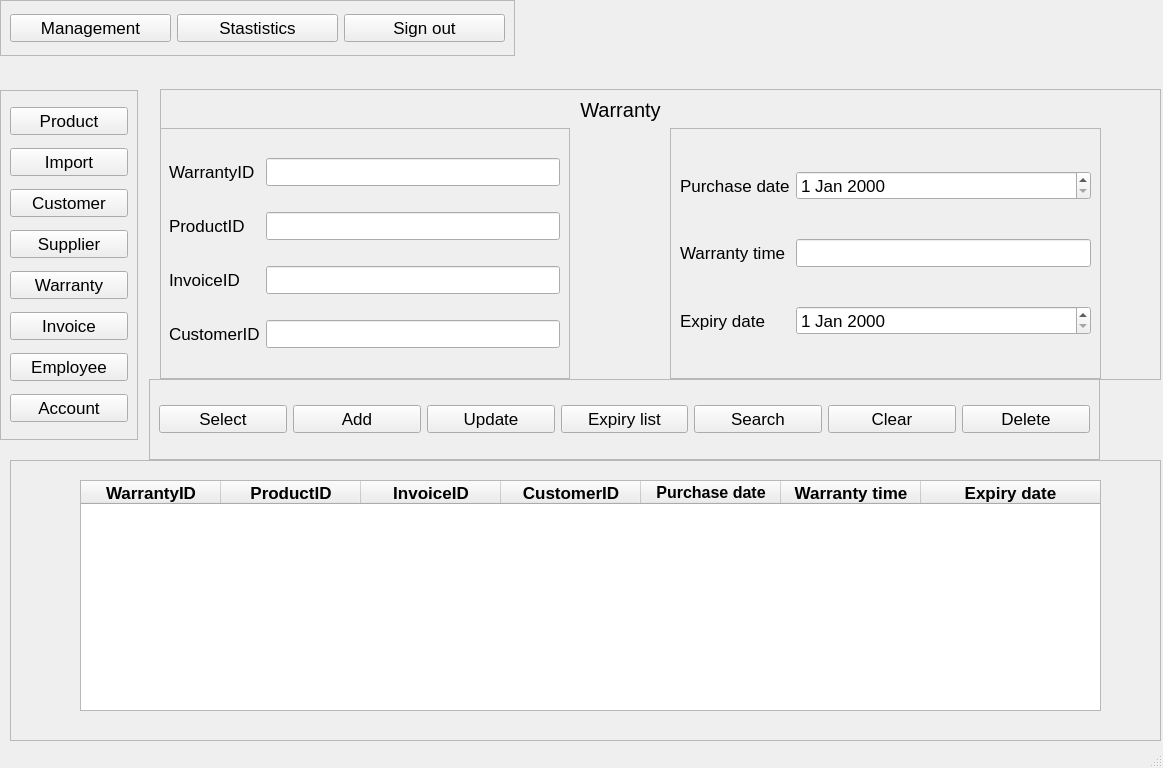
Qt form src/View/VIewUI/WarrantyAdmin.ui (Hai1205/ComputerStore-Python-) before a commit.
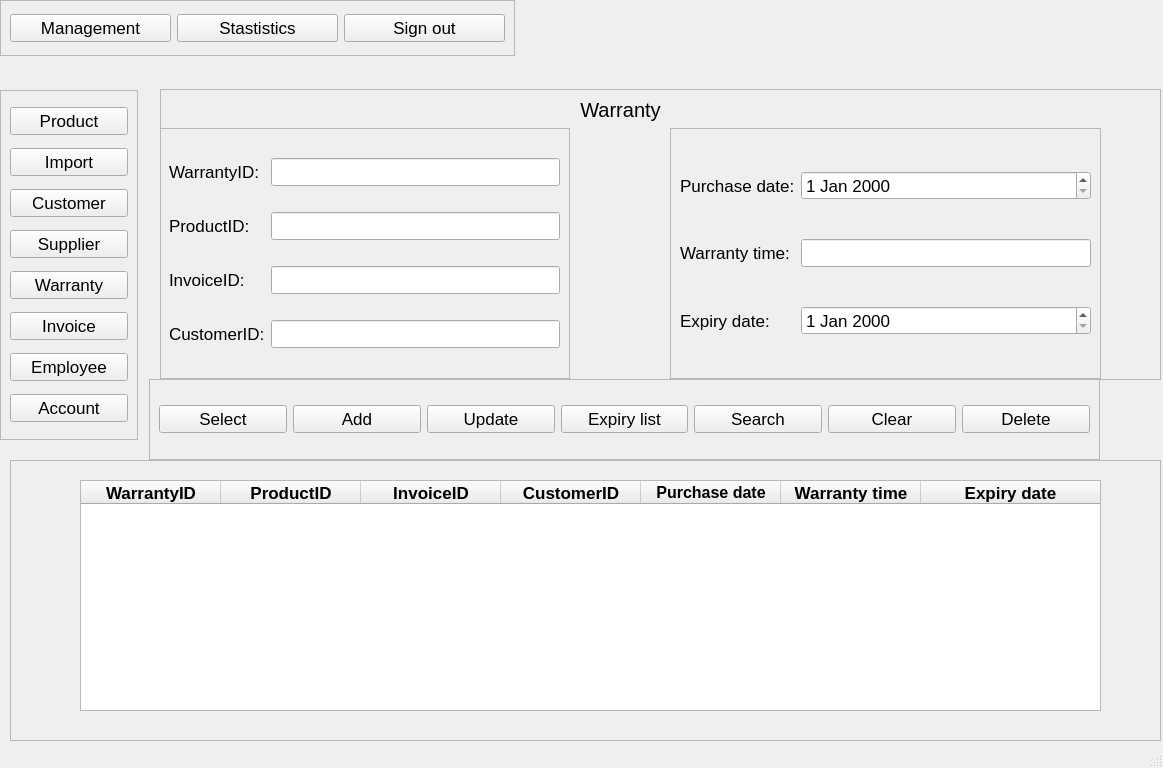
The same form after that commit.

```diff
--- a/src/View/VIewUI/WarrantyAdmin.ui
+++ b/src/View/VIewUI/WarrantyAdmin.ui
@@ -220,7 +220,7 @@
       <item row="0" column="0">
        <widget class="QLabel" name="label_2">
         <property name="text">
-         <string>WarrantyID</string>
+         <string>WarrantyID:</string>
         </property>
        </widget>
       </item>
@@ -233,14 +233,14 @@
       <item row="1" column="0">
        <widget class="QLabel" name="label_3">
         <property name="text">
-         <string>ProductID</string>
+         <string>ProductID:</string>
         </property>
        </widget>
       </item>
       <item row="2" column="0">
        <widget class="QLabel" name="label_6">
         <property name="text">
-         <string>InvoiceID</string>
+         <string>InvoiceID:</string>
         </property>
        </widget>
       </item>
@@ -250,7 +250,7 @@
       <item row="3" column="0">
        <widget class="QLabel" name="label_8">
         <property name="text">
-         <string>CustomerID</string>
+         <string>CustomerID:</string>
         </property>
        </widget>
       </item>
@@ -278,14 +278,14 @@
       <item row="0" column="0">
        <widget class="QLabel" name="label_5">
         <property name="text">
-         <string>Purchase date</string>
+         <string>Purchase date:</string>
         </property>
        </widget>
       </item>
       <item row="1" column="0">
        <widget class="QLabel" name="label_4">
         <property name="text">
-         <string>Warranty time</string>
+         <string>Warranty time:</string>
         </property>
        </widget>
       </item>
@@ -295,7 +295,7 @@
       <item row="2" column="0">
        <widget class="QLabel" name="label_7">
         <property name="text">
-         <string>Expiry date</string>
+         <string>Expiry date:</string>
         </property>
        </widget>
       </item>
```
